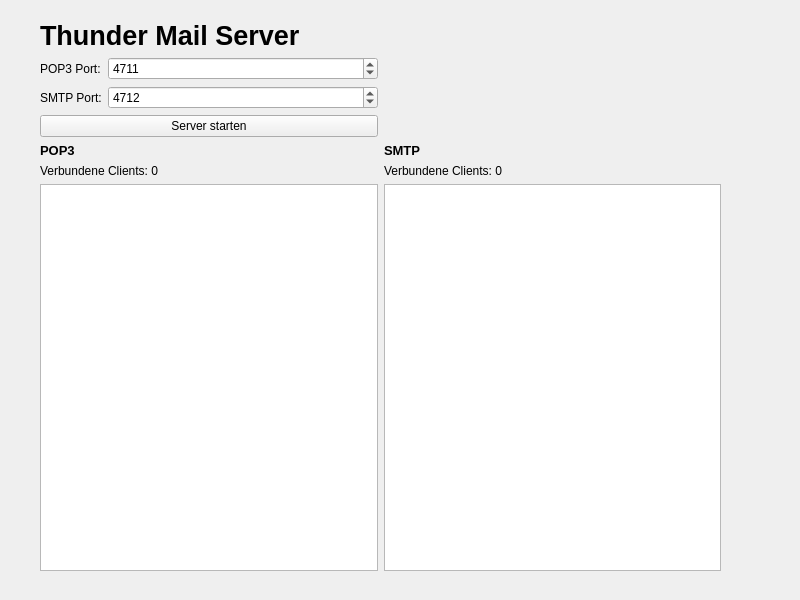
First picture: the form in thunder_mail_server/administration_widget.ui, repository SH1RL0CK/thunder_mail, before the edit.
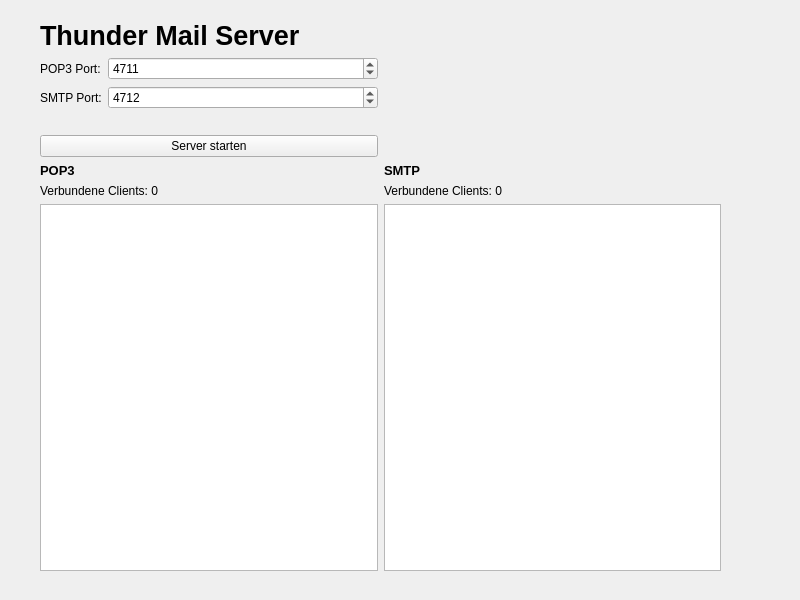
Second picture: the form after the edit.

Commit message: add port comparison to administration widget

What changed in the file:
```diff
--- a/thunder_mail_server/administration_widget.ui
+++ b/thunder_mail_server/administration_widget.ui
@@ -52,7 +52,17 @@
     </item>
     <item>
      <layout class="QGridLayout" name="gridLayout">
-      <item row="2" column="1">
+      <item row="2" column="0">
+       <widget class="QPushButton" name="startServerPushButton">
+        <property name="text">
+         <string>Server starten</string>
+        </property>
+       </widget>
+      </item>
+      <item row="5" column="0">
+       <widget class="QListWidget" name="pop3LogListWidget"/>
+      </item>
+      <item row="3" column="1">
        <widget class="QLabel" name="label_2">
         <property name="font">
          <font>
@@ -66,27 +76,24 @@
         </property>
        </widget>
       </item>
-      <item row="4" column="1">
+      <item row="5" column="1">
        <widget class="QListWidget" name="smtpLogListWidget"/>
       </item>
-      <item row="1" column="0">
-       <widget class="QPushButton" name="startServerPushButton">
+      <item row="4" column="1">
+       <widget class="QLabel" name="smtpClientsLabel">
         <property name="text">
-         <string>Server starten</string>
+         <string>Verbundene Clients: 0</string>
         </property>
        </widget>
       </item>
       <item row="4" column="0">
-       <widget class="QListWidget" name="pop3LogListWidget"/>
-      </item>
-      <item row="3" column="0">
        <widget class="QLabel" name="pop3ClientsLabel">
         <property name="text">
          <string>Verbundene Clients: 0</string>
         </property>
        </widget>
       </item>
-      <item row="2" column="0">
+      <item row="3" column="0">
        <widget class="QLabel" name="label">
         <property name="font">
          <font>
@@ -138,10 +145,13 @@
         </item>
        </layout>
       </item>
-      <item row="3" column="1">
-       <widget class="QLabel" name="smtpClientsLabel">
+      <item row="1" column="0">
+       <widget class="QLabel" name="startErrorLabel">
+        <property name="styleSheet">
+         <string notr="true">color: red</string>
+        </property>
         <property name="text">
-         <string>Verbundene Clients: 0</string>
+         <string/>
         </property>
        </widget>
       </item>
```
Left out of the diff: 14 changed lines with no effect on the pictures. The commit also changes 1 other file.
